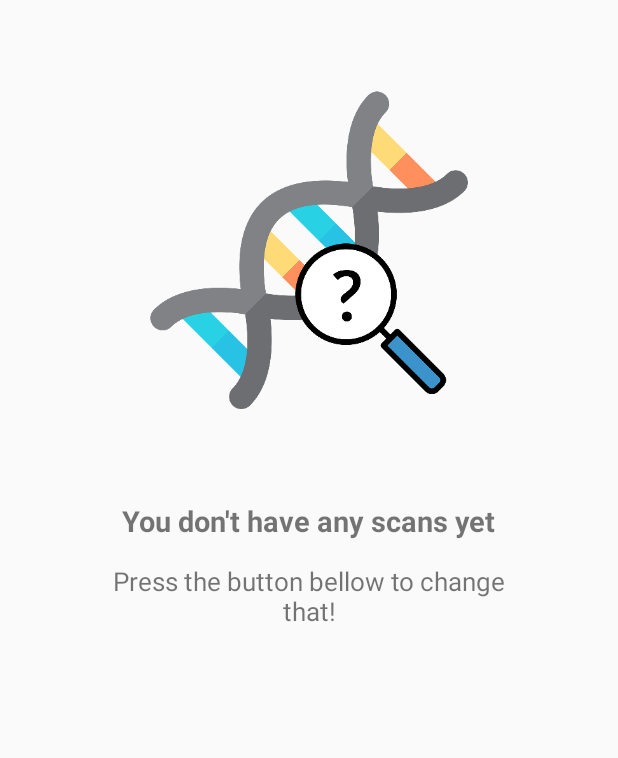
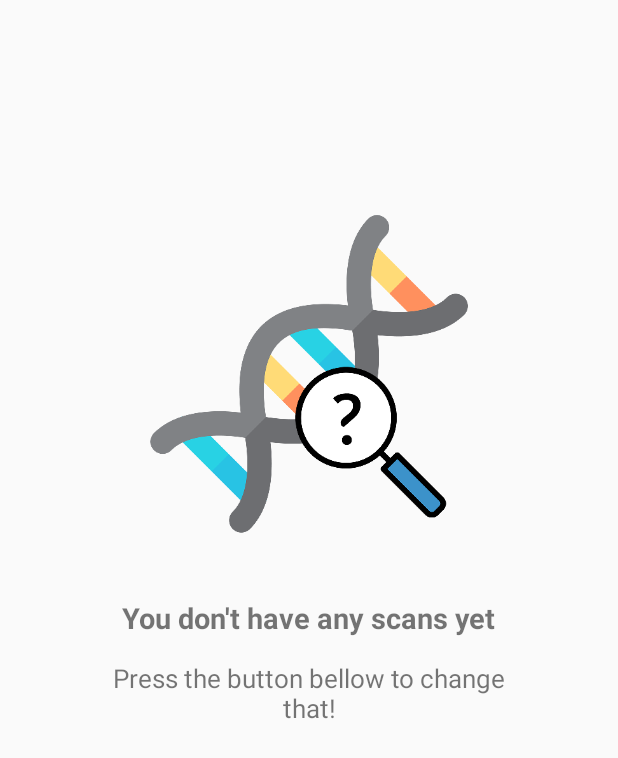
Before and after one commit to ffloreani/Overlapr, an Android app: the layout content_empty_state.xml on its own in the app's theme, with its tools: preview values and no code run, on a phone screen of 412 x 824 dp. Shown: the top 758 px of the screen. Run offline under Robolectric (Android 15) with nearby library versions, the light colour scheme and no system bars.

Commit message:
Removed Gson from gradle & reorganized empty state layout

```diff
--- a/app/build.gradle
+++ b/app/build.gradle
@@ -35,7 +35,6 @@ dependencies {
     compile 'com.github.PhilJay:MPAndroidChart:v3.0.2'
     compile 'com.squareup.okhttp3:okhttp:3.7.0'
     compile 'com.squareup.okio:okio:1.12.0'
-    compile 'com.google.code.gson:gson:2.8.0'
     compile 'com.lorentzos.swipecards:library:1.0.9'
     compile 'io.realm:android-adapters:2.0.0'
     testCompile 'junit:junit:4.12'
--- a/app/src/main/res/layout/content_empty_state.xml
+++ b/app/src/main/res/layout/content_empty_state.xml
@@ -2,17 +2,6 @@
 <RelativeLayout xmlns:android="http://schemas.android.com/apk/res/android"
     android:orientation="vertical" android:layout_width="match_parent"
     android:layout_height="match_parent">
-
-    <ImageView
-        android:id="@+id/dna_image"
-        android:layout_width="wrap_content"
-        android:layout_height="wrap_content"
-        android:layout_gravity="center"
-        android:src="@drawable/dna"
-        android:layout_marginLeft="100dp"
-        android:layout_marginRight="100dp"
-        android:layout_alignParentTop="true"
-        android:layout_centerHorizontal="true" />
 
     <TextView
         android:id="@+id/empty_state_header"
@@ -20,10 +9,21 @@
         android:layout_height="wrap_content"
         android:text="@string/empty_state_head"
         android:layout_centerHorizontal="true"
+        android:layout_centerVertical="true"
         android:textSize="19sp"
         android:textStyle="bold"
-        android:layout_marginBottom="15dp"
-        android:layout_below="@id/dna_image"/>
+        android:layout_marginBottom="15dp"/>
+
+    <ImageView
+        android:id="@+id/dna_image"
+        android:layout_width="wrap_content"
+        android:layout_height="wrap_content"
+        android:src="@drawable/dna"
+        android:layout_marginTop="100dp"
+        android:layout_marginLeft="100dp"
+        android:layout_marginRight="100dp"
+        android:layout_above="@id/empty_state_header"
+        android:layout_centerHorizontal="true" />
 
     <TextView
         android:layout_width="wrap_content"
```
